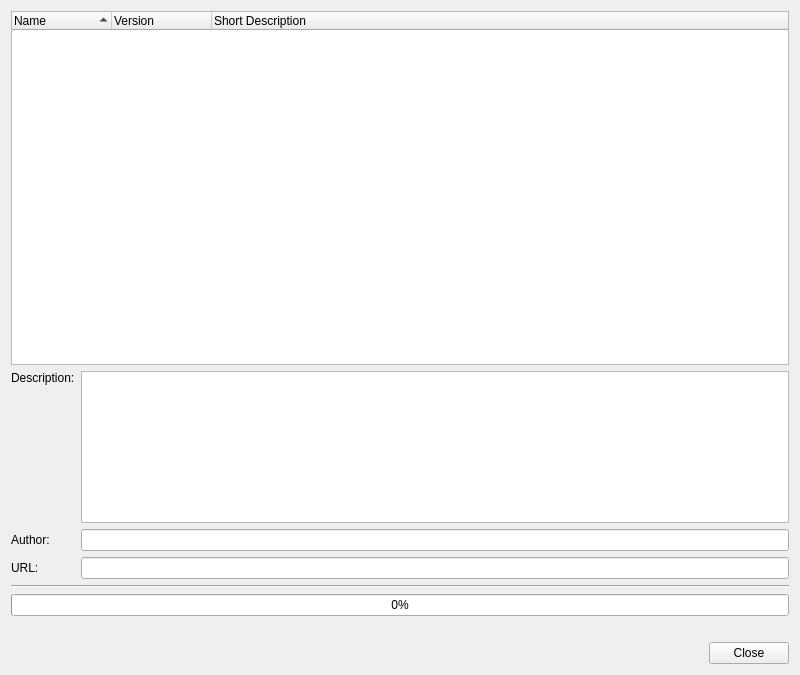
testmana2/test, file PluginManager/PluginRepositoryDialog.ui: the form before one commit.
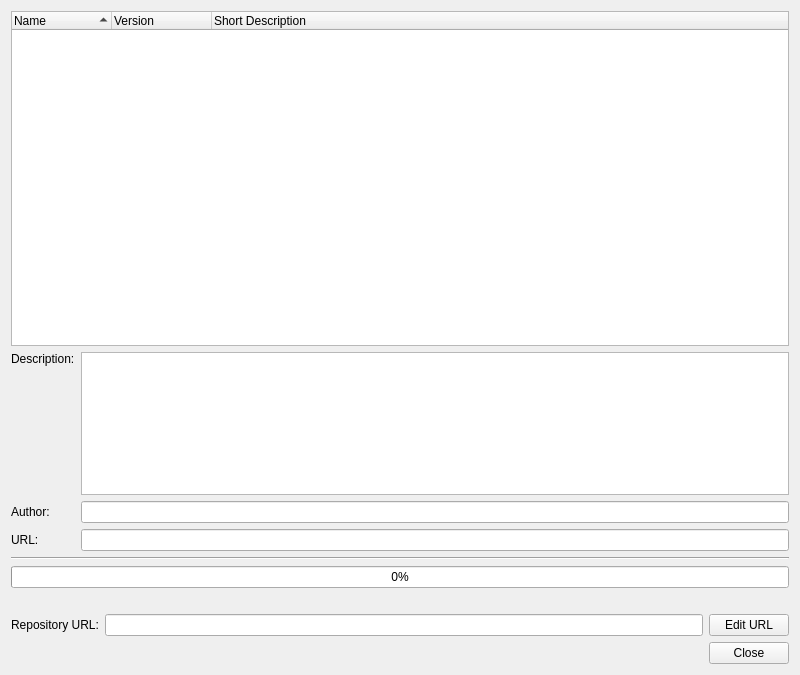
The form after the commit.

Commit message: Extended the Plugin Repository dialog to allow to change the repository URL manually and to show a message, if the URL has changed.

Diff of the .ui file:
```diff
--- a/PluginManager/PluginRepositoryDialog.ui
+++ b/PluginManager/PluginRepositoryDialog.ui
@@ -15,13 +15,13 @@
   <property name="sizeGripEnabled" stdset="0" >
    <bool>true</bool>
   </property>
-  <layout class="QVBoxLayout" >
+  <layout class="QVBoxLayout" name="verticalLayout">
    <item>
-    <layout class="QGridLayout" >
-     <item row="0" column="0" colspan="2" >
-      <widget class="QTreeWidget" name="repositoryList" >
-       <property name="sizePolicy" >
-        <sizepolicy vsizetype="Expanding" hsizetype="Expanding" >
+    <layout class="QGridLayout">
+     <item row="0" column="0" colspan="2">
+      <widget class="QTreeWidget" name="repositoryList">
+       <property name="sizePolicy">
+        <sizepolicy hsizetype="Expanding" vsizetype="Expanding">
          <horstretch>0</horstretch>
          <verstretch>7</verstretch>
         </sizepolicy>
@@ -63,9 +63,9 @@
        </column>
       </widget>
      </item>
-     <item row="1" column="0" >
-      <widget class="QLabel" name="label_2" >
-       <property name="text" >
+     <item row="1" column="0">
+      <widget class="QLabel" name="label_2">
+       <property name="text">
         <string>Description:</string>
        </property>
        <property name="alignment" >
@@ -73,10 +73,10 @@
        </property>
       </widget>
      </item>
-     <item row="1" column="1" >
-      <widget class="QTextEdit" name="descriptionEdit" >
-       <property name="sizePolicy" >
-        <sizepolicy vsizetype="Expanding" hsizetype="Expanding" >
+     <item row="1" column="1">
+      <widget class="QTextEdit" name="descriptionEdit">
+       <property name="sizePolicy">
+        <sizepolicy hsizetype="Expanding" vsizetype="Expanding">
          <horstretch>0</horstretch>
          <verstretch>3</verstretch>
         </sizepolicy>
@@ -92,16 +92,16 @@
        </property>
       </widget>
      </item>
-     <item row="2" column="0" >
-      <widget class="QLabel" name="label_3" >
-       <property name="text" >
+     <item row="2" column="0">
+      <widget class="QLabel" name="label_3">
+       <property name="text">
         <string>Author:</string>
        </property>
       </widget>
      </item>
-     <item row="2" column="1" >
-      <widget class="QLineEdit" name="authorEdit" >
-       <property name="focusPolicy" >
+     <item row="2" column="1">
+      <widget class="QLineEdit" name="authorEdit">
+       <property name="focusPolicy">
         <enum>Qt::NoFocus</enum>
        </property>
        <property name="toolTip" >
@@ -112,16 +112,16 @@
        </property>
       </widget>
      </item>
-     <item row="3" column="0" >
-      <widget class="QLabel" name="label" >
-       <property name="text" >
+     <item row="3" column="0">
+      <widget class="QLabel" name="label">
+       <property name="text">
         <string>URL:</string>
        </property>
       </widget>
      </item>
-     <item row="3" column="1" >
-      <widget class="QLineEdit" name="urlEdit" >
-       <property name="focusPolicy" >
+     <item row="3" column="1">
+      <widget class="QLineEdit" name="urlEdit">
+       <property name="focusPolicy">
         <enum>Qt::NoFocus</enum>
        </property>
        <property name="toolTip" >
@@ -135,15 +135,15 @@
     </layout>
    </item>
    <item>
-    <widget class="Line" name="line" >
-     <property name="orientation" >
+    <widget class="Line" name="line">
+     <property name="orientation">
       <enum>Qt::Horizontal</enum>
      </property>
     </widget>
    </item>
    <item>
-    <widget class="QProgressBar" name="downloadProgress" >
-     <property name="toolTip" >
+    <widget class="QProgressBar" name="downloadProgress">
+     <property name="toolTip">
       <string>Shows the progress of the current download</string>
      </property>
      <property name="value" >
@@ -152,15 +152,49 @@
     </widget>
    </item>
    <item>
-    <widget class="QLabel" name="statusLabel" >
-     <property name="text" >
+    <widget class="QLabel" name="statusLabel">
+     <property name="text">
       <string/>
      </property>
     </widget>
    </item>
    <item>
-    <widget class="QDialogButtonBox" name="buttonBox" >
-     <property name="orientation" >
+    <layout class="QHBoxLayout" name="horizontalLayout">
+     <item>
+      <widget class="QLabel" name="label_4">
+       <property name="text">
+        <string>Repository URL:</string>
+       </property>
+      </widget>
+     </item>
+     <item>
+      <widget class="QLineEdit" name="repositoryUrlEdit">
+       <property name="toolTip">
+        <string>Shows the repository URL</string>
+       </property>
+       <property name="readOnly">
+        <bool>true</bool>
+       </property>
+      </widget>
+     </item>
+     <item>
+      <widget class="QPushButton" name="repositoryUrlEditButton">
+       <property name="toolTip">
+        <string>Press to edit the plugin repository URL</string>
+       </property>
+       <property name="text">
+        <string>Edit URL</string>
+       </property>
+       <property name="checkable">
+        <bool>true</bool>
+       </property>
+      </widget>
+     </item>
+    </layout>
+   </item>
+   <item>
+    <widget class="QDialogButtonBox" name="buttonBox">
+     <property name="orientation">
       <enum>Qt::Horizontal</enum>
      </property>
      <property name="standardButtons" >
```
Left out of the diff: 55 changed lines with no effect on the pictures. The commit also changes 15 other files.
